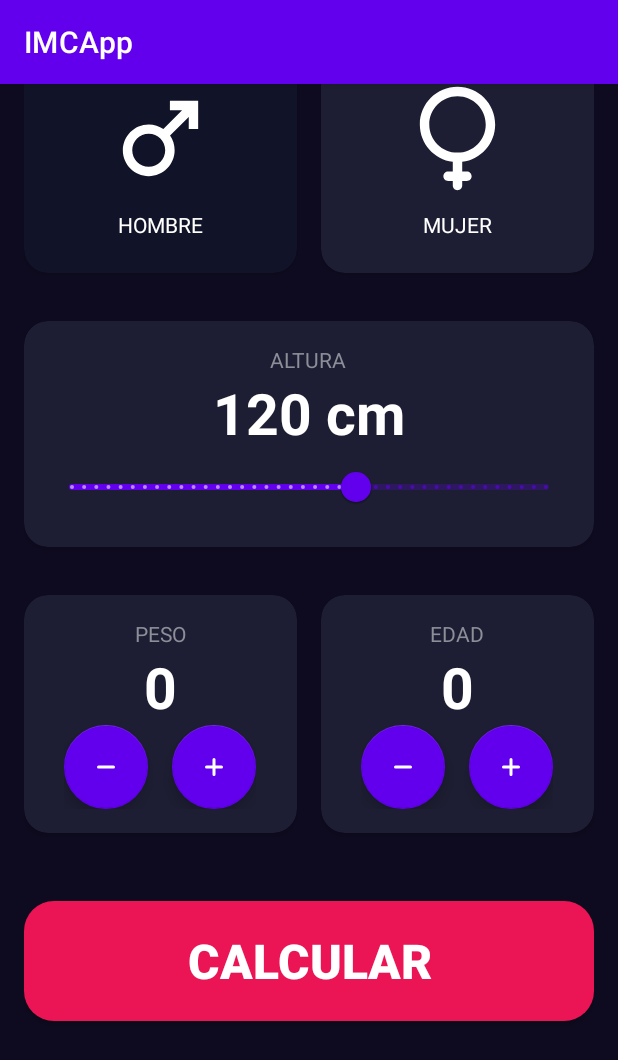
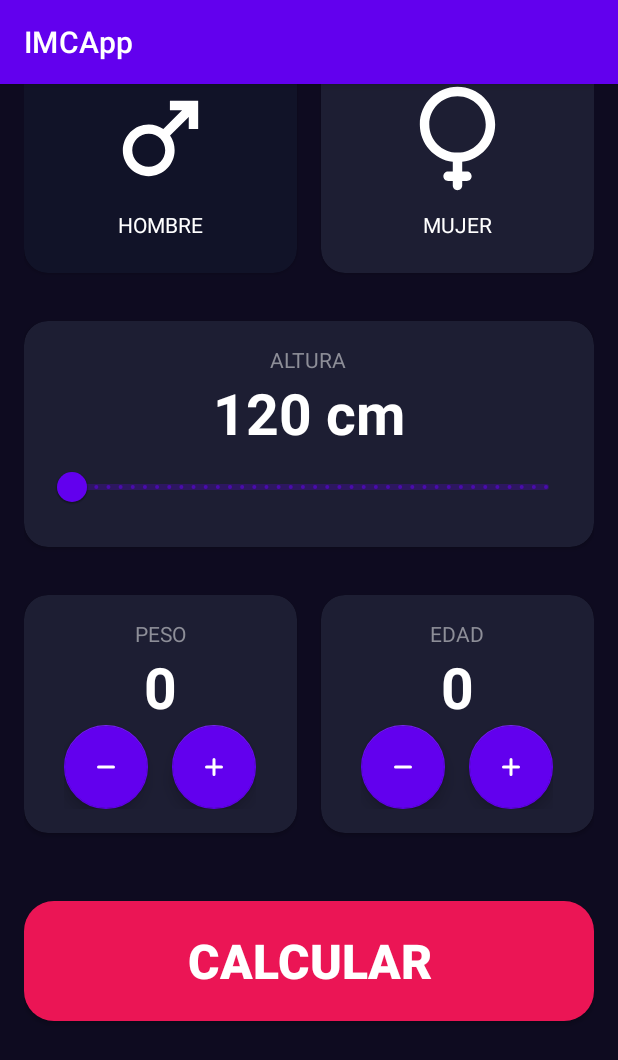
Before and after one commit to xXDarkayTberXx/IMCApp, an Android app: the screen it shows after launch (ImcCalculatorActivity), on a phone screen of 412 x 824 dp. Shown: the top 1060 px of the screen. Run offline under Robolectric (Android 15) with nearby library versions, the phone set to English and light mode, and no system bars.

```diff
--- a/app/src/main/java/com/example/imcapp/ImcCalculatorActivity.kt
+++ b/app/src/main/java/com/example/imcapp/ImcCalculatorActivity.kt
@@ -10,6 +10,7 @@ import androidx.appcompat.widget.AppCompatButton
 import androidx.cardview.widget.CardView
 import androidx.core.content.ContextCompat
 import com.google.android.material.floatingactionbutton.FloatingActionButton
+import com.google.android.material.slider.RangeSlider
 import com.google.android.material.slider.Slider
 import java.text.DecimalFormat
 
@@ -18,7 +19,7 @@ class ImcCalculatorActivity : AppCompatActivity() {
     private lateinit var viewMale: CardView
     private lateinit var viewFemale: CardView
     private lateinit var tvHeight: TextView
-    private lateinit var rsHeight: Slider
+    private lateinit var rsHeight: RangeSlider
     private lateinit var btnSubtractWeight: FloatingActionButton
     private lateinit var btnAddWeight: FloatingActionButton
     private lateinit var btnSubtractAge: FloatingActionButton
--- a/app/src/main/res/layout/activity_imc_calculator.xml
+++ b/app/src/main/res/layout/activity_imc_calculator.xml
@@ -113,13 +113,13 @@
                 android:textSize="38sp"
                 android:textStyle="bold" />
 
-            <com.google.android.material.slider.Slider
+            <com.google.android.material.slider.RangeSlider
                 android:id="@+id/rsHeight"
                 android:layout_width="match_parent"
                 android:layout_height="wrap_content"
                 android:contentDescription="height"
                 android:stepSize="1"
-                android:value="120"
+                android:valueFrom="120"
                 android:valueTo="200" />
 
         </LinearLayout>
```
